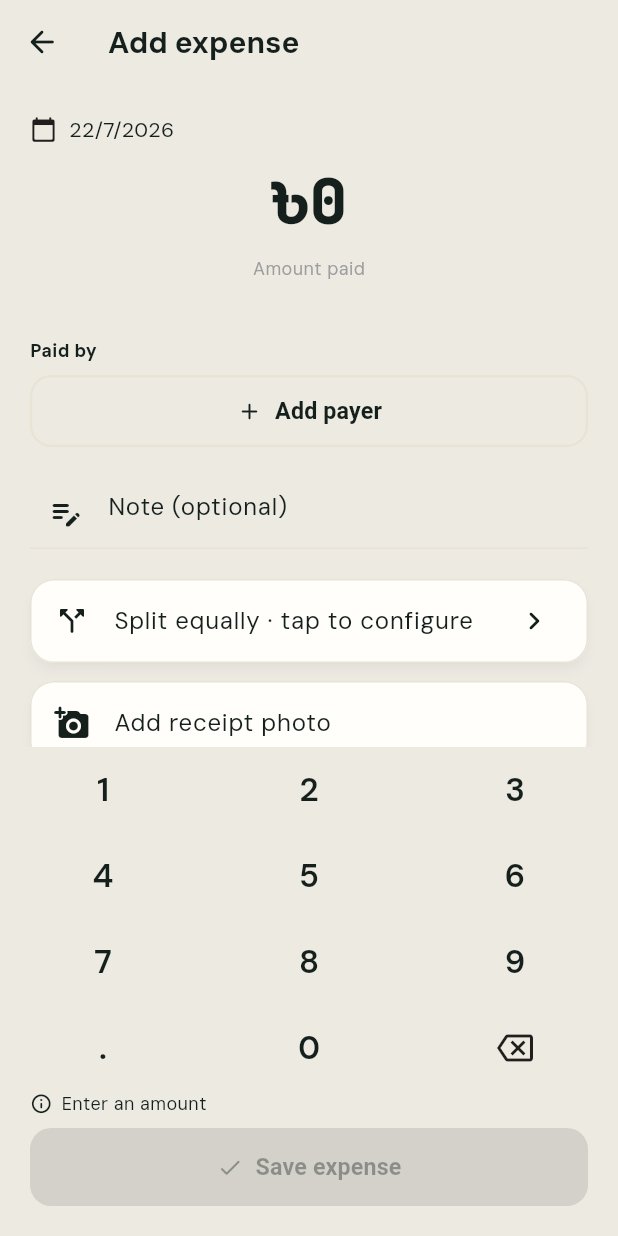
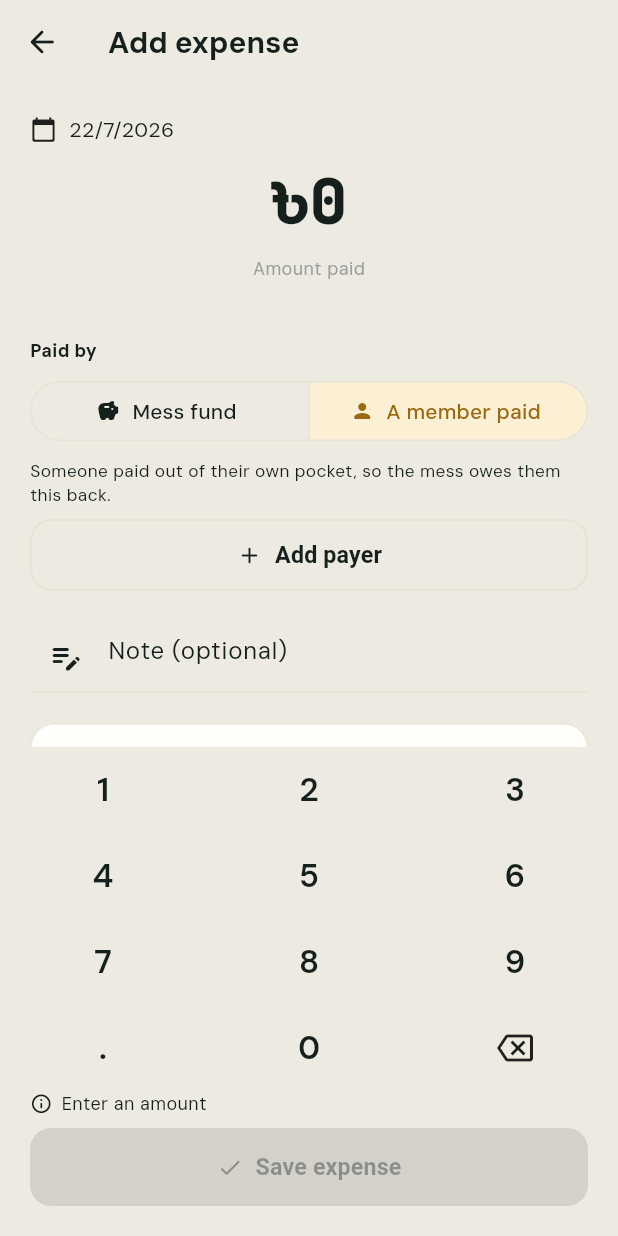
Before and after one commit to iamshuvokd/MessBook, a Flutter app: the AddEditExpenseScreen screen opened directly with empty values, on a phone screen of 412 x 824 dp. Run offline on Flutter 3.47's test engine with Material 3 defaults, Android fonts, the phone set to English and light mode, and no system bars; our stand-ins replace drift, drift_flutter, file_picker, firebase_core, firebase_messaging, fl_chart and 15 more; missing offline and left inert: googleapis, workmanager; accounts and stored records are empty; generated files the repository leaves out were written again.

Commit message:
Allow bazar expenses to be paid from the mess fund
This mess collects deposits up front and the manager spends bazar money
out of that shared pot, so a bazar expense has no individual payer. The
form required one anyway, which made those expenses impossible to save.

Naming a payer would also have been wrong, not just inconvenient: balances
are totalPaid + totalDeposits - totalShare, so crediting the manager
totalPaid for money that came from the pot would leave the mess owing
them the bazar amount on top of the deposits it already holds - the
expense would be counted twice.

Add a "Mess fund" / "A member paid" choice above the payer list. Fund-paid
expenses save with no payer rows at all, so only the splits apply and each
member's deposit is drawn down by their own meals. Meal/bazar categories
default to the fund, matching how they already default to a by-meals
split; rent and friends still default to a member paying, since those are
usually fronted by one person. A short line under the choice spells out
which way the money actually moves. The expense list showed a blank label
for a payerless expense and now says "Mess fund".

Co-Authored-By: Claude Opus 4.8 <noreply@anthropic.com>

```diff
--- a/mess_manager/lib/core/l10n/app_bn.arb
+++ b/mess_manager/lib/core/l10n/app_bn.arb
@@ -187,6 +187,10 @@
   "expensesAddTitle": "খরচ যোগ করুন",
   "expensesAmountPaid": "পরিমাণ",
   "expensesPaidBy": "যিনি দিয়েছেন",
+  "expensesPaidFromFund": "মেসের ফান্ড",
+  "expensesPaidByMember": "একজন সদস্য দিয়েছেন",
+  "expensesPaidFromFundHint": "সবার জমা করা টাকা থেকে খরচ। কাউকে ফেরত দিতে হবে না — যার যত মিল, তার তত টাকা কাটা যাবে।",
+  "expensesPaidByMemberHint": "কেউ নিজের পকেট থেকে দিয়েছেন, তাই মেস তাকে এই টাকা ফেরত দেবে।",
   "expensesAddPayer": "আরেকজন যোগ করুন",
   "expensesNoteHint": "নোট (ঐচ্ছিক)",
   "expenseBlockerAmount": "পরিমাণ লিখুন",
--- a/mess_manager/lib/core/l10n/app_en.arb
+++ b/mess_manager/lib/core/l10n/app_en.arb
@@ -188,6 +188,10 @@
   "expensesAddTitle": "Add expense",
   "expensesAmountPaid": "Amount paid",
   "expensesPaidBy": "Paid by",
+  "expensesPaidFromFund": "Mess fund",
+  "expensesPaidByMember": "A member paid",
+  "expensesPaidFromFundHint": "Spent from everyone's deposits. Nobody is owed this back — it is charged to each member by their own meals.",
+  "expensesPaidByMemberHint": "Someone paid out of their own pocket, so the mess owes them this back.",
   "expensesAddPayer": "Add payer",
   "expensesNoteHint": "Note (optional)",
   "expenseBlockerAmount": "Enter an amount",
--- a/mess_manager/lib/core/l10n/app_localizations.dart
+++ b/mess_manager/lib/core/l10n/app_localizations.dart
@@ -1070,6 +1070,30 @@ abstract class AppLocalizations {
   /// **'Paid by'**
   String get expensesPaidBy;
 
+  /// No description provided for @expensesPaidFromFund.
+  ///
+  /// In en, this message translates to:
+  /// **'Mess fund'**
+  String get expensesPaidFromFund;
+
+  /// No description provided for @expensesPaidByMember.
+  ///
+  /// In en, this message translates to:
+  /// **'A member paid'**
+  String get expensesPaidByMember;
+
+  /// No description provided for @expensesPaidFromFundHint.
+  ///
+  /// In en, this message translates to:
+  /// **'Spent from everyone\'s deposits. Nobody is owed this back — it is charged to each member by their own meals.'**
+  String get expensesPaidFromFundHint;
+
+  /// No description provided for @expensesPaidByMemberHint.
+  ///
+  /// In en, this message translates to:
+  /// **'Someone paid out of their own pocket, so the mess owes them this back.'**
+  String get expensesPaidByMemberHint;
+
   /// No description provided for @expensesAddPayer.
   ///
   /// In en, this message translates to:
--- a/mess_manager/lib/core/l10n/app_localizations_en.dart
+++ b/mess_manager/lib/core/l10n/app_localizations_en.dart
@@ -536,6 +536,20 @@ class AppLocalizationsEn extends AppLocalizations {
 
   @override
   String get expensesPaidBy => 'Paid by';
+
+  @override
+  String get expensesPaidFromFund => 'Mess fund';
+
+  @override
+  String get expensesPaidByMember => 'A member paid';
+
+  @override
+  String get expensesPaidFromFundHint =>
+      'Spent from everyone\'s deposits. Nobody is owed this back — it is charged to each member by their own meals.';
+
+  @override
+  String get expensesPaidByMemberHint =>
+      'Someone paid out of their own pocket, so the mess owes them this back.';
 
   @override
   String get expensesAddPayer => 'Add payer';
--- a/mess_manager/lib/ui/screens/expenses/add_edit_expense_screen.dart
+++ b/mess_manager/lib/ui/screens/expenses/add_edit_expense_screen.dart
@@ -32,15 +32,30 @@ ExpenseSaveBlocker expenseSaveBlocker({
   required int payersSumPaisa,
   // null = the split editor hasn't been configured yet.
   required int? splitsSumPaisa,
+  // The mess collected deposits up front and this was spent out of that
+  // pot, so no individual fronted the money and there is nobody to pay
+  // back. Demanding a payer here would credit someone `totalPaid` they
+  // never actually spent, leaving the mess owing them the bazar amount on
+  // top of the deposits it already holds.
+  bool paidFromFund = false,
 }) {
   if (amountPaisa <= 0) return ExpenseSaveBlocker.amount;
   if (!hasCategory) return ExpenseSaveBlocker.category;
+  if (!paidFromFund) {
     if (!hasPayer) return ExpenseSaveBlocker.payer;
     if (payersSumPaisa != amountPaisa) return ExpenseSaveBlocker.payerSum;
+  }
   if (splitsSumPaisa == null) return ExpenseSaveBlocker.split;
   if (splitsSumPaisa != amountPaisa) return ExpenseSaveBlocker.splitSum;
   return ExpenseSaveBlocker.none;
 }
+
+/// Whether a newly-picked category should default to being paid out of the
+/// mess fund. Bazar/grocery runs are the money flow this mess actually uses
+/// — everyone deposits first, the manager spends from the pot — so those
+/// default to the fund. Rent/WiFi and friends still default to a member
+/// paying, since those are typically fronted by one person.
+bool defaultPaidFromFundForCategory({required bool isMealCategory}) => isMealCategory;
 
 /// Which split a newly-picked category should default to. Bazar/grocery
 /// (meal) categories default to a by-meals split, so each member is charged
@@ -71,6 +86,11 @@ class _AddEditExpenseScreenState extends ConsumerState<AddEditExpenseScreen> {
   // Once the user picks a split themselves (or we loaded an existing
   // expense), stop re-defaulting it when the category changes.
   bool _splitTypeChosen = false;
+  /// True = spent out of the collected deposits, so the expense has no payer.
+  bool _paidFromFund = false;
+  /// Mirrors [_splitTypeChosen]: once the user picks the funding source
+  /// themselves, stop re-defaulting it when the category changes.
+  bool _paidFromFundChosen = false;
   Map<String, int>? _splits;
   String? _receiptPath;
   bool _loading = false;
@@ -100,6 +120,9 @@ class _AddEditExpenseScreenState extends ConsumerState<AddEditExpenseScreen> {
         _payerIds.add(p.memberId);
         _payerAmountControllers[p.memberId] = TextEditingController(text: (p.amountPaisa / 100).toStringAsFixed(2));
       }
+      // No payer rows means it was spent from the fund.
+      _paidFromFund = draft.payers.isEmpty;
+      _paidFromFundChosen = true;
       _splitType = draft.splitType;
       _splitTypeChosen = true;
       _splits = {for (final s in draft.splits) s.memberId: s.amountPaisa};
@@ -216,6 +239,7 @@ class _AddEditExpenseScreenState extends ConsumerState<AddEditExpenseScreen> {
         hasPayer: _payerIds.isNotEmpty,
         payersSumPaisa: _payersSum,
         splitsSumPaisa: _splits?.values.fold<int>(0, (a, b) => a + b),
+        paidFromFund: _paidFromFund,
       );
 
   bool get _canSave => _saveBlocker == ExpenseSaveBlocker.none;
@@ -231,7 +255,11 @@ class _AddEditExpenseScreenState extends ConsumerState<AddEditExpenseScreen> {
     }
     setState(() => _saving = true);
     final repo = ref.read(expensesRepositoryProvider);
-    final payers = [
+    // Fund-paid expenses carry no payers at all, so nobody is credited
+    // `totalPaid` for money that came out of the shared pot.
+    final payers = _paidFromFund
+        ? const <ExpensePayerEntry>[]
+        : [
             for (final id in _payerIds)
               ExpensePayerEntry(memberId: id, amountPaisa: ((double.tryParse(_payerAmountControllers[id]!.text) ?? 0) * 100).round()),
           ];
@@ -375,6 +403,9 @@ class _AddEditExpenseScreenState extends ConsumerState<AddEditExpenseScreen> {
                                   if (!_splitTypeChosen) {
                                     _splitType = defaultSplitForCategory(isMealCategory: c.isMealCategory);
                                   }
+                                  if (!_paidFromFundChosen) {
+                                    _paidFromFund = defaultPaidFromFundForCategory(isMealCategory: c.isMealCategory);
+                                  }
                                 }),
                               ),
                           ],
@@ -385,12 +416,40 @@ class _AddEditExpenseScreenState extends ConsumerState<AddEditExpenseScreen> {
                       const SizedBox(height: 20),
                       Text(l10n.expensesPaidBy, style: TextStyle(fontSize: 12, fontWeight: FontWeight.w700, color: Theme.of(context).colorScheme.onSurfaceVariant)),
                       const SizedBox(height: 8),
+                      SegmentedButton<bool>(
+                        segments: [
+                          ButtonSegment(
+                            value: true,
+                            icon: const Icon(Icons.savings_rounded, size: 16),
+                            label: Text(l10n.expensesPaidFromFund),
+                          ),
+                          ButtonSegment(
+                            value: false,
+                            icon: const Icon(Icons.person_rounded, size: 16),
+                            label: Text(l10n.expensesPaidByMember),
+                          ),
+                        ],
+                        selected: {_paidFromFund},
+                        showSelectedIcon: false,
+                        onSelectionChanged: (s) => setState(() {
+                          _paidFromFund = s.first;
+                          _paidFromFundChosen = true;
+                        }),
+                      ),
+                      const SizedBox(height: 8),
+                      Text(
+                        _paidFromFund ? l10n.expensesPaidFromFundHint : l10n.expensesPaidByMemberHint,
+                        style: TextStyle(fontSize: 11.5, color: Theme.of(context).colorScheme.onSurfaceVariant),
+                      ),
+                      if (!_paidFromFund) ...[
+                        const SizedBox(height: 8),
                         for (final id in _payerIds) _payerRow(memberList, id),
                         OutlinedButton.icon(
                           onPressed: () => _showPayerPicker(memberList),
                           icon: const Icon(Icons.add_rounded, size: 18),
                           label: Text(l10n.expensesAddPayer),
                         ),
+                      ],
                       const SizedBox(height: 20),
                       TextField(
                         controller: _noteController,
--- a/mess_manager/lib/ui/screens/expenses/expense_list_screen.dart
+++ b/mess_manager/lib/ui/screens/expenses/expense_list_screen.dart
@@ -192,7 +192,8 @@ class _ExpenseRow extends ConsumerWidget {
   Widget build(BuildContext context, WidgetRef ref) {
     final scheme = Theme.of(context).colorScheme;
     final payerLabel = detail.payers.isEmpty
-        ? ''
+        // No payer = spent from the collected deposits, not fronted by anyone.
+        ? l10n.expensesPaidFromFund
         : detail.payers.length == 1
             ? l10n.expensesPaid
             : l10n.expensesPayersCount(detail.payers.length);
```
Also changed, not shown: mess_manager/lib/core/l10n/app_localizations_bn.dart (+14 -0 lines), 1 other file. Lines whose indentation alone changed are shown as unchanged.
